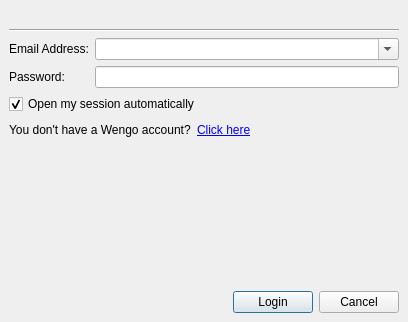
The window that wengophone/src/presentation/qt/login/LoginWindow.ui (tkrotoff/WengoPhone) describes before a commit, drawn with Qt 5.
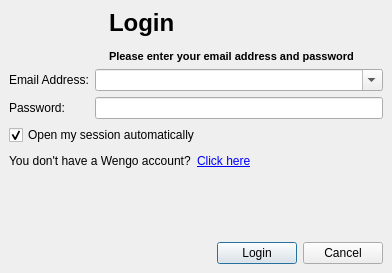
The same window after the commit. Icons and pictures are not drawn.

```diff
--- a/wengophone/src/presentation/qt/login/LoginWindow.ui
+++ b/wengophone/src/presentation/qt/login/LoginWindow.ui
@@ -8,8 +8,8 @@
    <rect>
     <x>0</x>
     <y>0</y>
-    <width>408</width>
-    <height>322</height>
+    <width>392</width>
+    <height>273</height>
    </rect>
   </property>
   <property name="windowTitle" >
@@ -22,7 +22,7 @@
    <property name="spacing" >
     <number>6</number>
    </property>
-   <item row="5" column="0" colspan="2" >
+   <item row="4" column="0" colspan="2" >
     <layout class="QGridLayout" >
      <property name="margin" >
       <number>0</number>
@@ -62,7 +62,7 @@
      </item>
     </layout>
    </item>
-   <item row="7" column="0" colspan="2" >
+   <item row="6" column="0" colspan="2" >
     <layout class="QGridLayout" >
      <property name="margin" >
       <number>0</number>
@@ -106,44 +106,314 @@
     </layout>
    </item>
    <item row="0" column="0" colspan="2" >
-    <widget class="QLabel" name="headerLabel" >
-     <property name="pixmap" >
-      <pixmap resource="../wengophone.qrc" >:/pics/headers/login.png</pixmap>
+    <widget class="QLabel" name="loginLabel" >
+     <property name="palette" >
+      <palette>
+       <active>
+        <color>
+         <red>0</red>
+         <green>0</green>
+         <blue>0</blue>
+        </color>
+        <color>
+         <red>212</red>
+         <green>208</green>
+         <blue>200</blue>
+        </color>
+        <color>
+         <red>255</red>
+         <green>255</green>
+         <blue>255</blue>
+        </color>
+        <color>
+         <red>234</red>
+         <green>229</green>
+         <blue>220</blue>
+        </color>
+        <color>
+         <red>128</red>
+         <green>128</green>
+         <blue>128</blue>
+        </color>
+        <color>
+         <red>141</red>
+         <green>139</green>
+         <blue>133</blue>
+        </color>
+        <color>
+         <red>255</red>
+         <green>255</green>
+         <blue>255</blue>
+        </color>
+        <color>
+         <red>255</red>
+         <green>255</green>
+         <blue>255</blue>
+        </color>
+        <color>
+         <red>0</red>
+         <green>0</green>
+         <blue>0</blue>
+        </color>
+        <color>
+         <red>255</red>
+         <green>255</green>
+         <blue>255</blue>
+        </color>
+        <color>
+         <red>212</red>
+         <green>208</green>
+         <blue>200</blue>
+        </color>
+        <color>
+         <red>64</red>
+         <green>64</green>
+         <blue>64</blue>
+        </color>
+        <color>
+         <red>10</red>
+         <green>36</green>
+         <blue>106</blue>
+        </color>
+        <color>
+         <red>255</red>
+         <green>255</green>
+         <blue>255</blue>
+        </color>
+        <color>
+         <red>0</red>
+         <green>0</green>
+         <blue>255</blue>
+        </color>
+        <color>
+         <red>255</red>
+         <green>0</green>
+         <blue>255</blue>
+        </color>
+        <color>
+         <red>232</red>
+         <green>232</green>
+         <blue>232</blue>
+        </color>
+       </active>
+       <inactive>
+        <color>
+         <red>0</red>
+         <green>0</green>
+         <blue>0</blue>
+        </color>
+        <color>
+         <red>212</red>
+         <green>208</green>
+         <blue>200</blue>
+        </color>
+        <color>
+         <red>255</red>
+         <green>255</green>
+         <blue>255</blue>
+        </color>
+        <color>
+         <red>234</red>
+         <green>229</green>
+         <blue>220</blue>
+        </color>
+        <color>
+         <red>128</red>
+         <green>128</green>
+         <blue>128</blue>
+        </color>
+        <color>
+         <red>141</red>
+         <green>139</green>
+         <blue>133</blue>
+        </color>
+        <color>
+         <red>255</red>
+         <green>255</green>
+         <blue>255</blue>
+        </color>
+        <color>
+         <red>255</red>
+         <green>255</green>
+         <blue>255</blue>
+        </color>
+        <color>
+         <red>0</red>
+         <green>0</green>
+         <blue>0</blue>
+        </color>
+        <color>
+         <red>255</red>
+         <green>255</green>
+         <blue>255</blue>
+        </color>
+        <color>
+         <red>212</red>
+         <green>208</green>
+         <blue>200</blue>
+        </color>
+        <color>
+         <red>64</red>
+         <green>64</green>
+         <blue>64</blue>
+        </color>
+        <color>
+         <red>212</red>
+         <green>208</green>
+         <blue>200</blue>
+        </color>
+        <color>
+         <red>0</red>
+         <green>0</green>
+         <blue>0</blue>
+        </color>
+        <color>
+         <red>0</red>
+         <green>0</green>
+         <blue>255</blue>
+        </color>
+        <color>
+         <red>255</red>
+         <green>0</green>
+         <blue>255</blue>
+        </color>
+        <color>
+         <red>232</red>
+         <green>232</green>
+         <blue>232</blue>
+        </color>
+       </inactive>
+       <disabled>
+        <color>
+         <red>106</red>
+         <green>104</green>
+         <blue>100</blue>
+        </color>
+        <color>
+         <red>212</red>
+         <green>208</green>
+         <blue>200</blue>
+        </color>
+        <color>
+         <red>255</red>
+         <green>255</green>
+         <blue>255</blue>
+        </color>
+        <color>
+         <red>233</red>
+         <green>231</green>
+         <blue>227</blue>
+        </color>
+        <color>
+         <red>128</red>
+         <green>128</green>
+         <blue>128</blue>
+        </color>
+        <color>
+         <red>141</red>
+         <green>139</green>
+         <blue>133</blue>
+        </color>
+        <color>
+         <red>106</red>
+         <green>104</green>
+         <blue>100</blue>
+        </color>
+        <color>
+         <red>255</red>
+         <green>255</green>
+         <blue>255</blue>
+        </color>
+        <color>
+         <red>106</red>
+         <green>104</green>
+         <blue>100</blue>
+        </color>
+        <color>
+         <red>212</red>
+         <green>208</green>
+         <blue>200</blue>
+        </color>
+        <color>
+         <red>212</red>
+         <green>208</green>
+         <blue>200</blue>
+        </color>
+        <color>
+         <red>0</red>
+         <green>0</green>
+         <blue>0</blue>
+        </color>
+        <color>
+         <red>10</red>
+         <green>36</green>
+         <blue>106</blue>
+        </color>
+        <color>
+         <red>255</red>
+         <green>255</green>
+         <blue>255</blue>
+        </color>
+        <color>
+         <red>0</red>
+         <green>0</green>
+         <blue>255</blue>
+        </color>
+        <color>
+         <red>255</red>
+         <green>0</green>
+         <blue>255</blue>
+        </color>
+        <color>
+         <red>232</red>
+         <green>232</green>
+         <blue>232</blue>
+        </color>
+       </disabled>
+      </palette>
      </property>
-     <property name="scaledContents" >
-      <bool>true</bool>
+     <property name="font" >
+      <font>
+       <family>MS Shell Dlg</family>
+       <pointsize>8</pointsize>
+       <weight>75</weight>
+       <italic>false</italic>
+       <bold>true</bold>
+       <underline>false</underline>
+       <strikeout>false</strikeout>
+      </font>
      </property>
-    </widget>
-   </item>
-   <item row="1" column="0" colspan="2" >
-    <widget class="Line" name="line1" >
-     <property name="orientation" >
-      <enum>Qt::Horizontal</enum>
+     <property name="text" >
+      <string>&lt;span style="font-size:18pt;">Login&lt;/span>&lt;br />&lt;br />&lt;span>Please enter your email address and password&lt;/span>
+</string>
      </property>
+     <property name="indent" >
+      <number>100</number>
+     </property>
     </widget>
    </item>
-   <item row="2" column="0" >
+   <item row="1" column="0" >
     <widget class="QLabel" name="emailAddressLabel" >
      <property name="text" >
       <string>Email Address:</string>
      </property>
     </widget>
    </item>
-   <item row="3" column="0" >
+   <item row="2" column="0" >
     <widget class="QLabel" name="passwordLabel" >
      <property name="text" >
       <string>Password:</string>
      </property>
     </widget>
    </item>
-   <item row="2" column="1" >
+   <item row="1" column="1" >
     <widget class="QComboBox" name="loginComboBox" >
      <property name="editable" >
       <bool>true</bool>
      </property>
     </widget>
    </item>
-   <item row="4" column="0" colspan="2" >
+   <item row="3" column="0" colspan="2" >
     <widget class="QCheckBox" name="autoLoginCheckBox" >
      <property name="toolTip" >
       <string>Check it if you want to use this Wengo account automatically</string>
@@ -156,14 +426,14 @@
      </property>
     </widget>
    </item>
-   <item row="3" column="1" >
+   <item row="2" column="1" >
     <widget class="QLineEdit" name="passwordLineEdit" >
      <property name="echoMode" >
       <enum>QLineEdit::Password</enum>
      </property>
     </widget>
    </item>
-   <item row="6" column="1" >
+   <item row="5" column="0" colspan="2" >
     <spacer>
      <property name="orientation" >
       <enum>Qt::Vertical</enum>
```
